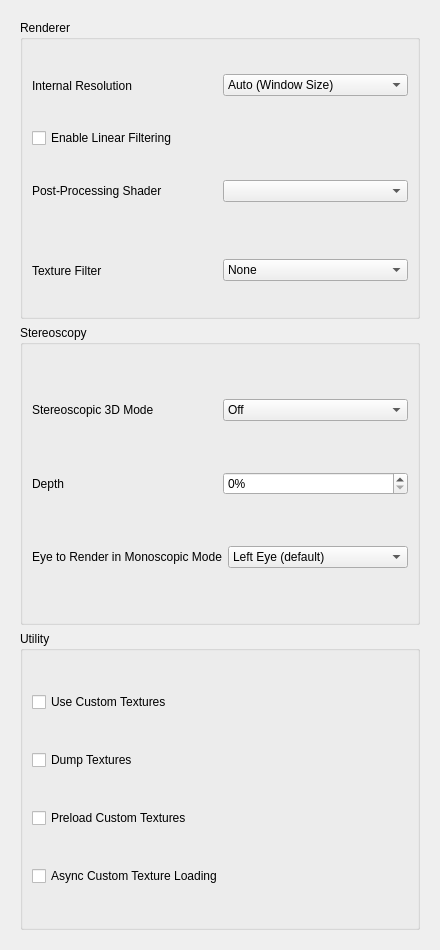
This is src/citra_qt/configuration/configure_enhancements.ui in rtiangha/bravely-offline-citra as Qt 5 draws it before an edit. The edited form follows.
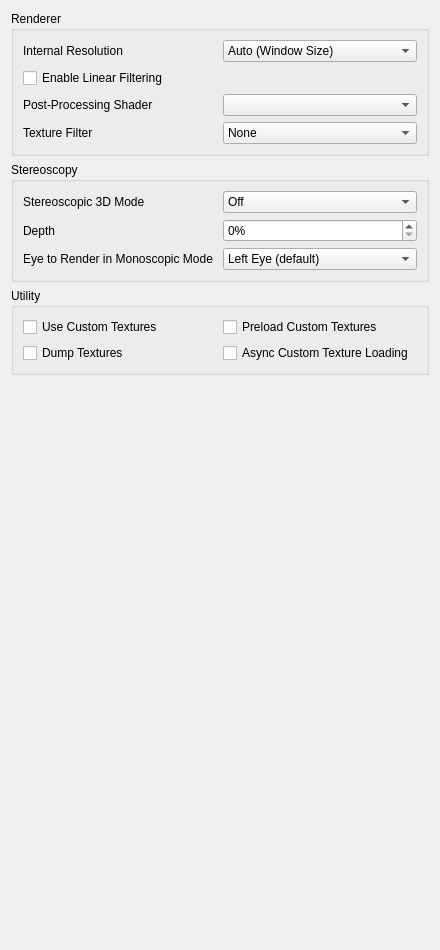
This is the edited form.

Commit message: citra_qt: Remove scroll bar from Layout and Enhancements tabs

The edit to the form file:
```diff
--- a/src/citra_qt/configuration/configure_enhancements.ui
+++ b/src/citra_qt/configuration/configure_enhancements.ui
@@ -19,33 +19,6 @@
   <property name="windowTitle">
    <string>Form</string>
   </property>
-  <layout class="QVBoxLayout" name="verticalLayout">
-   <item>
-    <widget class="QScrollArea" name="scrollArea">
-     <property name="minimumSize">
-      <size>
-       <width>0</width>
-       <height>480</height>
-      </size>
-     </property>
-     <property name="frameShape">
-      <enum>QFrame::NoFrame</enum>
-     </property>
-     <property name="lineWidth">
-      <number>1</number>
-     </property>
-     <property name="widgetResizable">
-      <bool>true</bool>
-     </property>
-     <widget class="QWidget" name="scrollAreaWidgetContents">
-      <property name="geometry">
-       <rect>
-        <x>0</x>
-        <y>0</y>
-        <width>422</width>
-        <height>932</height>
-       </rect>
-      </property>
       <layout class="QVBoxLayout" name="verticalLayout_2">
        <item>
         <widget class="QGroupBox" name="rendererBox">
@@ -340,8 +313,8 @@
          <property name="title">
           <string>Utility</string>
          </property>
-         <layout class="QVBoxLayout" name="verticalLayout_8">
-          <item>
+     <layout class="QGridLayout" name="gridLayout_1">
+      <item row="1" column="0">
            <widget class="QCheckBox" name="toggle_custom_textures">
             <property name="toolTip">
              <string>&lt;html&gt;&lt;head/&gt;&lt;body&gt;&lt;p&gt;Replace textures with PNG files.&lt;/p&gt;&lt;p&gt;Textures are loaded from load/textures/[Title ID]/.&lt;/p&gt;&lt;/body&gt;&lt;/html&gt;</string>
@@ -351,7 +324,7 @@
             </property>
            </widget>
           </item>
-          <item>
+      <item row="2" column="0">
            <widget class="QCheckBox" name="toggle_dump_textures">
             <property name="toolTip">
              <string>&lt;html&gt;&lt;head/&gt;&lt;body&gt;&lt;p&gt;Dump textures to PNG files.&lt;/p&gt;&lt;p&gt;Textures are dumped to dump/textures/[Title ID]/.&lt;/p&gt;&lt;/body&gt;&lt;/html&gt;</string>
@@ -361,7 +334,7 @@
             </property>
            </widget>
           </item>
-          <item>
+      <item row="1" column="1">
            <widget class="QCheckBox" name="toggle_preload_textures">
             <property name="toolTip">
              <string>&lt;html&gt;&lt;head/&gt;&lt;body&gt;&lt;p&gt;Load all custom textures into memory on boot, instead of loading them when the game requires them.&lt;/p&gt;&lt;/body&gt;&lt;/html&gt;</string>
@@ -371,7 +344,7 @@
             </property>
            </widget>
           </item>
-          <item>
+      <item row="2" column="1">
            <widget class="QCheckBox" name="toggle_async_custom_loading">
             <property name="toolTip">
              <string>&lt;html&gt;&lt;head/&gt;&lt;body&gt;&lt;p&gt;Load custom textures asynchronously with background threads to reduce loading stutter&lt;/p&gt;&lt;/body&gt;&lt;/html&gt;</string>
@@ -384,9 +357,18 @@
          </layout>
         </widget>
        </item>
-      </layout>
-     </widget>
-    </widget>
+   <item>
+    <spacer name="verticalSpacer">
+     <property name="orientation">
+      <enum>Qt::Vertical</enum>
+     </property>
+     <property name="sizeHint" stdset="0">
+      <size>
+       <width>20</width>
+       <height>270</height>
+      </size>
+     </property>
+    </spacer>
    </item>
   </layout>
  </widget>
```
Left out of the diff: 4 changed lines with no effect on the pictures. Lines whose indentation alone changed are shown as unchanged. The commit also changes 1 other file.
